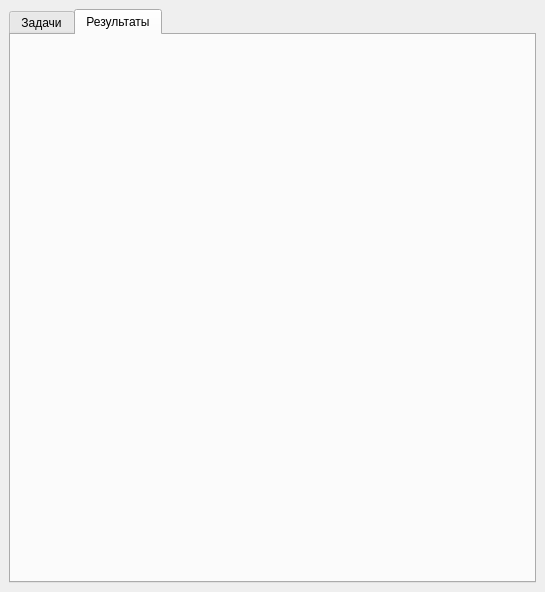
This is analyst.ui in chrinide/pyfrbs as Qt 5 draws it before an edit. The edited form follows.
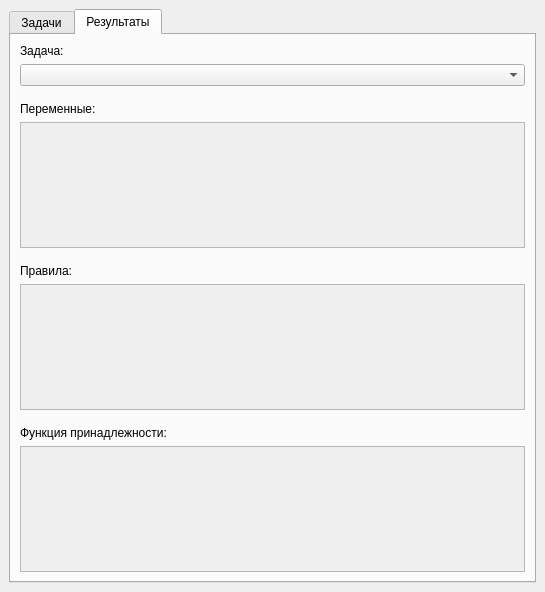
This is the edited form. The open tabs and pages were chosen to show the change.

Commit message: Implement analyst GUI functions

```diff
--- a/analyst.ui
+++ b/analyst.ui
@@ -254,7 +254,141 @@
        <attribute name="title">
         <string>Результаты</string>
        </attribute>
-       <layout class="QGridLayout" name="gridLayout_6"/>
+       <layout class="QGridLayout" name="gridLayout_6">
+        <item row="2" column="0" colspan="2">
+         <spacer name="uiResultsSpacer1">
+          <property name="orientation">
+           <enum>Qt::Vertical</enum>
+          </property>
+          <property name="sizeType">
+           <enum>QSizePolicy::Fixed</enum>
+          </property>
+          <property name="sizeHint" stdset="0">
+           <size>
+            <width>20</width>
+            <height>10</height>
+           </size>
+          </property>
+         </spacer>
+        </item>
+        <item row="8" column="0" colspan="2">
+         <spacer name="uiResultsSpacer3">
+          <property name="orientation">
+           <enum>Qt::Vertical</enum>
+          </property>
+          <property name="sizeType">
+           <enum>QSizePolicy::Fixed</enum>
+          </property>
+          <property name="sizeHint" stdset="0">
+           <size>
+            <width>20</width>
+            <height>10</height>
+           </size>
+          </property>
+         </spacer>
+        </item>
+        <item row="0" column="0" colspan="2">
+         <widget class="QLabel" name="uiTaskLabel">
+          <property name="text">
+           <string>Задача:</string>
+          </property>
+         </widget>
+        </item>
+        <item row="6" column="0" colspan="2">
+         <widget class="QLabel" name="uiRulesLabel">
+          <property name="text">
+           <string>Правила:</string>
+          </property>
+         </widget>
+        </item>
+        <item row="5" column="0" colspan="2">
+         <spacer name="uiResultsSpacer2">
+          <property name="orientation">
+           <enum>Qt::Vertical</enum>
+          </property>
+          <property name="sizeType">
+           <enum>QSizePolicy::Fixed</enum>
+          </property>
+          <property name="sizeHint" stdset="0">
+           <size>
+            <width>20</width>
+            <height>10</height>
+           </size>
+          </property>
+         </spacer>
+        </item>
+        <item row="1" column="0" colspan="2">
+         <widget class="QComboBox" name="uiTaskCombo"/>
+        </item>
+        <item row="3" column="0" colspan="2">
+         <widget class="QLabel" name="uiVariablesLabel">
+          <property name="text">
+           <string>Переменные:</string>
+          </property>
+         </widget>
+        </item>
+        <item row="9" column="0">
+         <widget class="QLabel" name="uiFunctionLabel">
+          <property name="text">
+           <string>Функция принадлежности:</string>
+          </property>
+         </widget>
+        </item>
+        <item row="4" column="0" colspan="2">
+         <widget class="QTableWidget" name="uiVariablesTable">
+          <property name="enabled">
+           <bool>false</bool>
+          </property>
+          <property name="alternatingRowColors">
+           <bool>true</bool>
+          </property>
+          <property name="selectionMode">
+           <enum>QAbstractItemView::NoSelection</enum>
+          </property>
+          <attribute name="horizontalHeaderCascadingSectionResizes">
+           <bool>true</bool>
+          </attribute>
+          <attribute name="verticalHeaderVisible">
+           <bool>false</bool>
+          </attribute>
+         </widget>
+        </item>
+        <item row="7" column="0" colspan="2">
+         <widget class="QTableWidget" name="uiRulesTable">
+          <property name="enabled">
+           <bool>false</bool>
+          </property>
+          <property name="alternatingRowColors">
+           <bool>true</bool>
+          </property>
+          <property name="selectionMode">
+           <enum>QAbstractItemView::NoSelection</enum>
+          </property>
+          <attribute name="horizontalHeaderCascadingSectionResizes">
+           <bool>true</bool>
+          </attribute>
+          <attribute name="verticalHeaderVisible">
+           <bool>false</bool>
+          </attribute>
+         </widget>
+        </item>
+        <item row="10" column="0" colspan="2">
+         <widget class="QGraphicsView" name="uiFunctionGraph">
+          <property name="enabled">
+           <bool>false</bool>
+          </property>
+          <property name="verticalScrollBarPolicy">
+           <enum>Qt::ScrollBarAlwaysOff</enum>
+          </property>
+          <property name="horizontalScrollBarPolicy">
+           <enum>Qt::ScrollBarAlwaysOff</enum>
+          </property>
+          <property name="interactive">
+           <bool>false</bool>
+          </property>
+         </widget>
+        </item>
+       </layout>
       </widget>
      </widget>
     </item>
```
Left out of the diff: 52 changed lines with no effect on the pictures. The commit also changes 1 other file.
